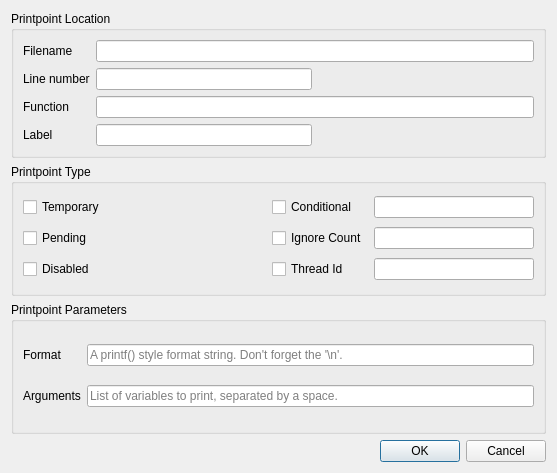
Old version of the form src/SeerPrintpointCreateDialog.ui in the repository epasveer/seer.
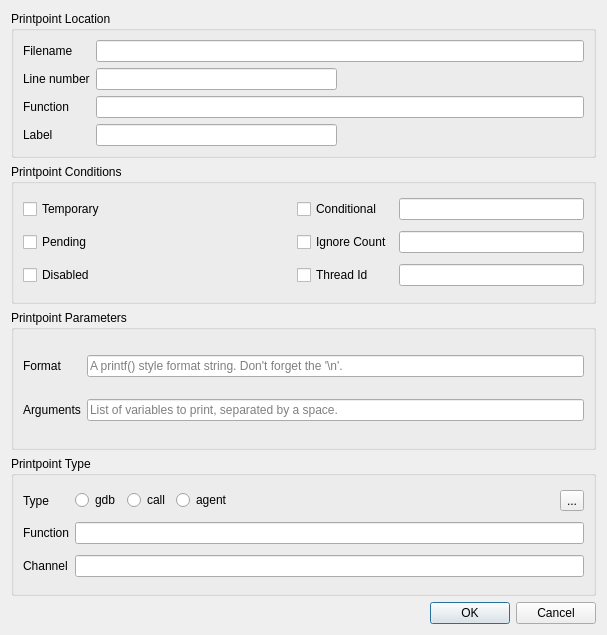
New version of the form. Icons and pictures are not drawn.

Commit message: Moved printpoint type into create dialog.

```diff
--- a/src/SeerPrintpointCreateDialog.ui
+++ b/src/SeerPrintpointCreateDialog.ui
@@ -6,8 +6,8 @@
    <rect>
     <x>0</x>
     <y>0</y>
-    <width>557</width>
-    <height>473</height>
+    <width>607</width>
+    <height>635</height>
    </rect>
   </property>
   <property name="windowTitle">
@@ -108,7 +108,7 @@
    <item>
     <widget class="QGroupBox" name="printpointTypeGroupBox">
      <property name="title">
-      <string>Printpoint Type</string>
+      <string>Printpoint Conditions</string>
      </property>
      <layout class="QGridLayout" name="gridLayout_2">
       <item row="0" column="0">
@@ -259,6 +259,122 @@
      </layout>
     </widget>
    </item>
+   <item>
+    <widget class="QGroupBox" name="printPointGroupBox">
+     <property name="title">
+      <string>Printpoint Type</string>
+     </property>
+     <layout class="QGridLayout" name="gridLayout_4">
+      <item row="0" column="0">
+       <widget class="QLabel" name="typeLabel">
+        <property name="text">
+         <string>Type</string>
+        </property>
+       </widget>
+      </item>
+      <item row="0" column="1">
+       <widget class="QRadioButton" name="typeGdbRadioButton">
+        <property name="toolTip">
+         <string>Printpoint output goes the Gdb Ouput tab.</string>
+        </property>
+        <property name="text">
+         <string>gdb</string>
+        </property>
+        <attribute name="buttonGroup">
+         <string notr="true">typeButtonGroup</string>
+        </attribute>
+       </widget>
+      </item>
+      <item row="0" column="2">
+       <widget class="QRadioButton" name="typeCallRadioButton">
+        <property name="toolTip">
+         <string>Printpoint output goes to the Seer Console.</string>
+        </property>
+        <property name="text">
+         <string>call</string>
+        </property>
+        <attribute name="buttonGroup">
+         <string notr="true">typeButtonGroup</string>
+        </attribute>
+       </widget>
+      </item>
+      <item row="0" column="3">
+       <widget class="QRadioButton" name="typeAgentRadioButton">
+        <property name="toolTip">
+         <string>Printpoint output is handled by the gdbserver.</string>
+        </property>
+        <property name="text">
+         <string>agent</string>
+        </property>
+        <attribute name="buttonGroup">
+         <string notr="true">typeButtonGroup</string>
+        </attribute>
+       </widget>
+      </item>
+      <item row="0" column="4">
+       <spacer name="horizontalSpacer">
+        <property name="orientation">
+         <enum>Qt::Horizontal</enum>
+        </property>
+        <property name="sizeHint" stdset="0">
+         <size>
+          <width>561</width>
+          <height>20</height>
+         </size>
+        </property>
+       </spacer>
+      </item>
+      <item row="0" column="5">
+       <widget class="QToolButton" name="typeHelpToolButton">
+        <property name="toolTip">
+         <string>Help about Printpoints.</string>
+        </property>
+        <property name="text">
+         <string>...</string>
+        </property>
+        <property name="icon">
+         <iconset>
+          <normaloff>resources/RelaxLightIcons/help-about.svg</normaloff>resources/RelaxLightIcons/help-about.svg</iconset>
+        </property>
+       </widget>
+      </item>
+      <item row="1" column="0">
+       <widget class="QLabel" name="dprintfFunctionLabel">
+        <property name="text">
+         <string>Function</string>
+        </property>
+       </widget>
+      </item>
+      <item row="1" column="1" colspan="5">
+       <widget class="QLineEdit" name="dprintfFunctionLineEdit">
+        <property name="toolTip">
+         <string>The name of a function in your program to use.</string>
+        </property>
+        <property name="clearButtonEnabled">
+         <bool>true</bool>
+        </property>
+       </widget>
+      </item>
+      <item row="2" column="0">
+       <widget class="QLabel" name="dprintfChannelLabel">
+        <property name="text">
+         <string>Channel</string>
+        </property>
+       </widget>
+      </item>
+      <item row="2" column="1" colspan="5">
+       <widget class="QLineEdit" name="dprintfChannelLineEdit">
+        <property name="toolTip">
+         <string>The channel variable, if required by the function.</string>
+        </property>
+        <property name="clearButtonEnabled">
+         <bool>true</bool>
+        </property>
+       </widget>
+      </item>
+     </layout>
+    </widget>
+   </item>
    <item>
     <widget class="QDialogButtonBox" name="buttonBox">
      <property name="orientation">
```
Left out of the diff: 28 changed lines with no effect on the pictures. The commit also changes 16 other files.
